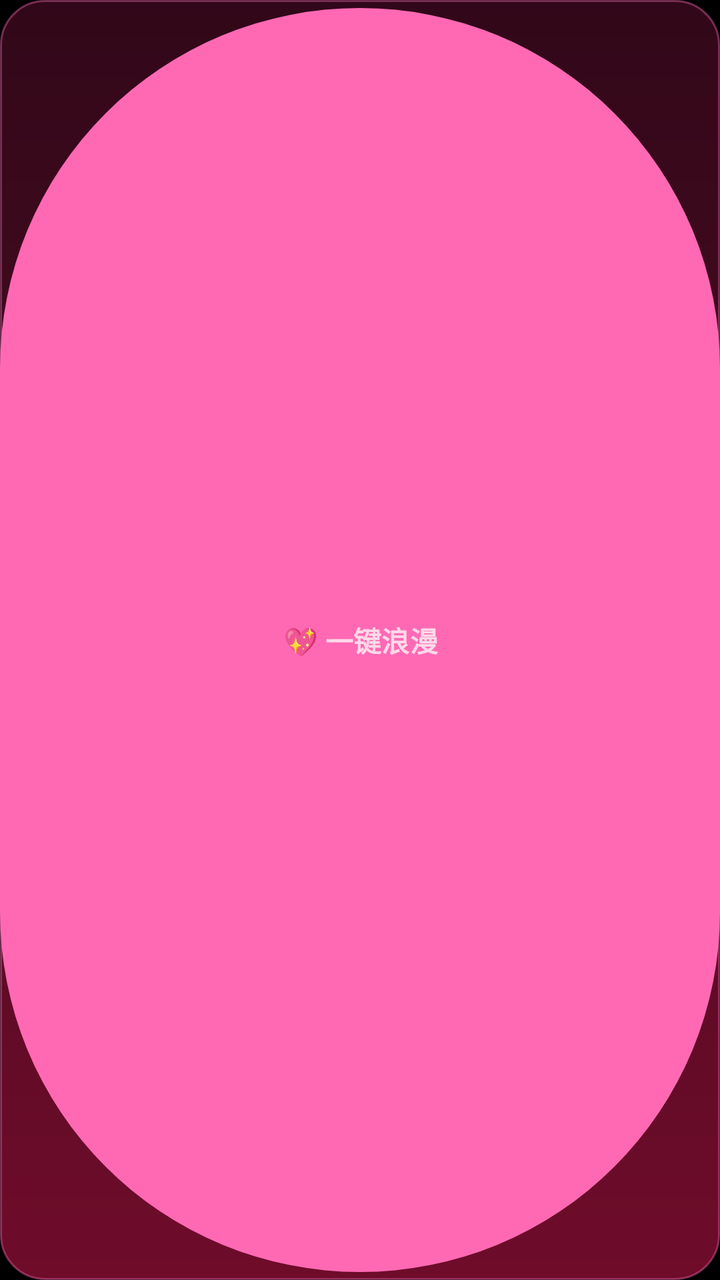
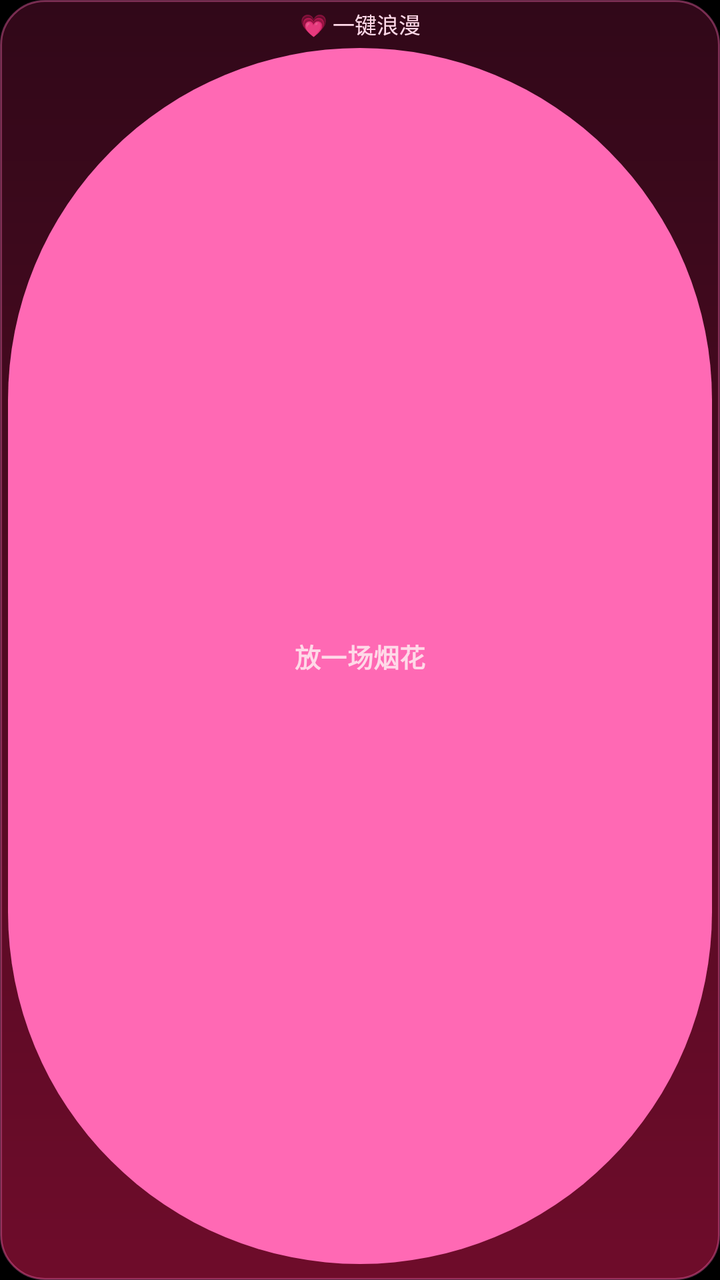

Screens rendered from an Android XML layout before and after an edit, with the pre-edit source and the edit as a unified diff.
<!-- AndroidManifest.xml: application theme Theme.Electronic -->
<!-- res/layout/widget_romantic.xml -->
<?xml version="1.0" encoding="utf-8"?>
<LinearLayout xmlns:android="http://schemas.android.com/apk/res/android"
    android:id="@+id/widget_root"
    android:layout_width="match_parent"
    android:layout_height="match_parent"
    android:background="@drawable/widget_btn_bg"
    android:gravity="center">

    <Button
        android:id="@+id/widget_btn"
        android:layout_width="match_parent"
        android:layout_height="match_parent"
        android:background="@null"
        android:text="💖 一键浪漫"
        android:textColor="#FFFFD9E8"
        android:textSize="14sp"
        android:textStyle="bold" />
</LinearLayout>
<!-- resources referenced by this layout -->
<resources>
  <!-- drawable widget_btn_bg (drawable) -->
  <?xml version="1.0" encoding="utf-8"?>
  <shape xmlns:android="http://schemas.android.com/apk/res/android"
      android:shape="rectangle">
      <gradient
          android:angle="270"
          android:endColor="#CC8A0F35"
          android:startColor="#CC3D0A1F" />
      <corners android:radius="22dp" />
      <stroke
          android:width="1dp"
          android:color="#66FF69B4" />
  </shape>
  <style name="Theme.Electronic" parent="Base.Theme.Electronic" />
  <style name="Base.Theme.Electronic" parent="Theme.Material3.Dark.NoActionBar">
          
          <item name="android:windowBackground">@android:color/black</item>
  
          
          <item name="colorPrimary">@color/romantic_pink</item>
          <item name="colorOnPrimary">@color/white</item>
          <item name="colorSecondary">@color/gold</item>
          <item name="colorOnSecondary">@color/black</item>
          <item name="colorSecondaryContainer">#3DFF69B4</item>
          <item name="colorOnSecondaryContainer">@color/gold</item>
          
          <item name="colorControlActivated">@color/romantic_pink</item>
          <item name="colorControlNormal">@color/text_secondary</item>
  
          
          <item name="android:statusBarColor">@android:color/transparent</item>
          <item name="android:navigationBarColor">@android:color/transparent</item>
          <item name="android:windowLightStatusBar">false</item>
  
          
          <item name="materialAlertDialogTheme">@style/RomanticDialog</item>
      </style>
  <color name="romantic_pink">#FFFF69B4</color>
  <color name="white">#FFFFFFFF</color>
  <color name="gold">#FFFFD700</color>
  <color name="black">#FF000000</color>
  <color name="text_secondary">#B3FFFFFF</color>
  <style name="RomanticDialog" parent="ThemeOverlay.Material3.MaterialAlertDialog">
          <item name="shapeAppearanceOverlay">@style/RomanticDialogShape</item>
      </style>
  <style name="RomanticDialogShape" parent="">
          <item name="cornerFamily">rounded</item>
          <item name="cornerSize">20dp</item>
      </style>
</resources>

<!-- the commit's change to res/layout/widget_romantic.xml (unified diff, before → after) -->
@@ -4,15 +4,31 @@
     android:layout_width="match_parent"
     android:layout_height="match_parent"
     android:background="@drawable/widget_btn_bg"
-    android:gravity="center">
+    android:gravity="center"
+    android:orientation="vertical"
+    android:padding="4dp">
+
+    
+    <TextView
+        android:id="@+id/widget_countdown"
+        android:layout_width="match_parent"
+        android:layout_height="wrap_content"
+        android:ellipsize="end"
+        android:gravity="center"
+        android:maxLines="1"
+        android:paddingHorizontal="6dp"
+        android:text="💗 一键浪漫"
+        android:textColor="#FFFFD9E8"
+        android:textSize="11sp" />
 
     <Button
         android:id="@+id/widget_btn"
         android:layout_width="match_parent"
-        android:layout_height="match_parent"
+        android:layout_height="0dp"
+        android:layout_weight="1"
         android:background="@null"
-        android:text="💖 一键浪漫"
+        android:text="放一场烟花"
         android:textColor="#FFFFD9E8"
-        android:textSize="14sp"
+        android:textSize="13sp"
         android:textStyle="bold" />
 </LinearLayout>
